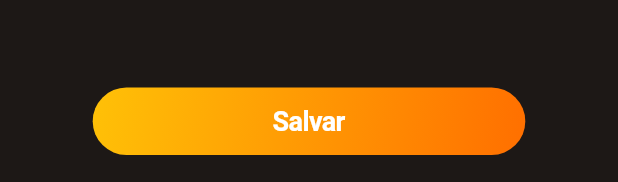
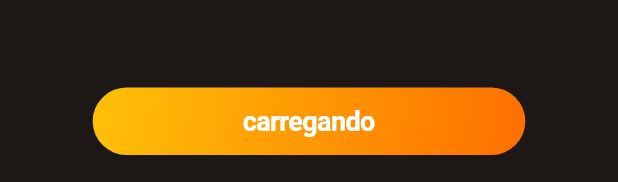
Before and after one commit to KevinFGR/PerInvest_APP, a Flutter app: the CryptosFormPage widget shown alone on an empty page, opened directly, on a phone screen of 412 x 824 dp. Shown: the part 1051-1233 px from the top of the screen. Run offline on Flutter 3.47's test engine with Material 3 defaults, Android fonts, the light colour scheme and no system bars; our stand-ins replace fluttertoast, shared_preferences; accounts and stored records are empty; network calls fail.

Commit message:
feat: working on insert crypto

```diff
--- a/perinvest_app/lib/app/pages/cryptos/form/cryptos.form.page.dart
+++ b/perinvest_app/lib/app/pages/cryptos/form/cryptos.form.page.dart
@@ -69,15 +69,15 @@ class CryptosFormPageState extends State<CryptosFormPage> {
               padding: EdgeInsets.zero,
               borderRadius: BorderRadius.circular(30),
               color: Colors.transparent,
-              child: const Text(
-                "Salvar",
+              child: Text(
+                controller.isLoading ? "carregando" : "Salvar",
                 style: TextStyle(
                   color: Colors.white,
                   fontWeight: FontWeight.bold,
                   fontSize: 18,
                 ),
               ),
-              onPressed: () { },
+              onPressed: () async => await controller.save(),
             ),
           )
         ],
```
Also changed, not shown: perinvest_app/lib/app/pages/cryptos/form/cryptos.form.controller.dart (+22 -0 lines), perinvest_app/lib/services/cryptos.service.dart (+12 -6 lines).
